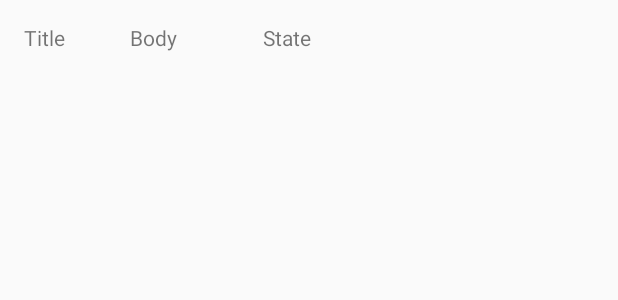
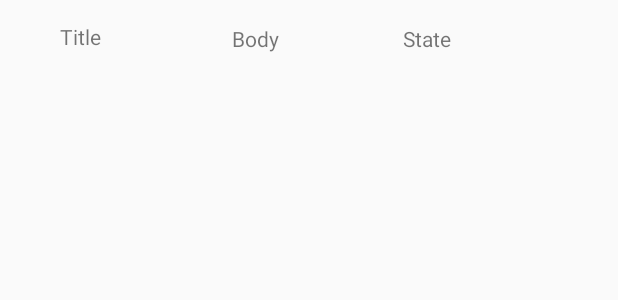
Before and after one commit to Heba1998/TaskMaster, an Android app: the layout fragment_part.xml on its own in the app's theme, with its tools: preview values and no code run, on a phone screen of 412 x 824 dp. Shown: the top 300 px of the screen. Run offline under Robolectric (Android 15) with nearby library versions, the phone set to English and light mode, and no system bars.

Commit message:
lab 37 doneee 💃

```diff
--- a/app/src/main/AndroidManifest.xml
+++ b/app/src/main/AndroidManifest.xml
@@ -1,9 +1,13 @@
 <?xml version="1.0" encoding="utf-8"?>
 <manifest xmlns:android="http://schemas.android.com/apk/res/android"
+    xmlns:tools="http://schemas.android.com/tools"
     package="com.example.taskmaster">
 
     <uses-permission android:name="android.permission.INTERNET" />
     <uses-permission android:name="android.permission.ACCESS_NETWORK_STATE" />
+    <uses-permission android:name="android.permission.WRITE_EXTERNAL_STORAGE"
+        tools:ignore="ScopedStorage" />
+    <uses-permission android:name="android.permission.READ_EXTERNAL_STORAGE"/>
 
     <application
         android:allowBackup="true"
--- a/app/src/main/java/com/example/taskmaster/SignUp.java
+++ b/app/src/main/java/com/example/taskmaster/SignUp.java
@@ -22,6 +22,7 @@ import com.amplifyframework.auth.AuthUserAttributeKey;
 import com.amplifyframework.auth.cognito.AWSCognitoAuthPlugin;
 import com.amplifyframework.auth.options.AuthSignUpOptions;
 import com.amplifyframework.core.Amplify;
+import com.amplifyframework.storage.s3.AWSS3StoragePlugin;
 
 public class SignUp extends AppCompatActivity {
     private static final String TAG = "Signup";
@@ -51,6 +52,7 @@ public class SignUp extends AppCompatActivity {
         try {
             Amplify.addPlugin(new AWSApiPlugin());
             Amplify.addPlugin(new AWSCognitoAuthPlugin());
+            Amplify.addPlugin(new AWSS3StoragePlugin());
             Amplify.configure(getApplicationContext());
 
             Log.i("MyAmplifyApp", "Initialized Amplify");
--- a/app/src/main/java/com/example/taskmaster/TaskViewAdapter.java
+++ b/app/src/main/java/com/example/taskmaster/TaskViewAdapter.java
@@ -70,7 +70,7 @@ public class TaskViewAdapter extends RecyclerView.Adapter<TaskViewAdapter.TaskVi
                 goToDetails.putExtra("body",AllTasks.get(position).getBody());
                 goToDetails.putExtra("state",AllTasks.get(position).getState());
                 goToDetails.putExtra("image",AllTasks.get(position).getImage());
-                Log.i("TAG", "onClick: this is the go to details " + goToDetails + "this is all tasks:     " + AllTasks);
+                Log.i("UNIQUE", AllTasks.get(position).getImage());
                 view.getContext().startActivity(goToDetails);
             }
         });
--- a/app/src/main/res/layout/fragment_part.xml
+++ b/app/src/main/res/layout/fragment_part.xml
@@ -19,9 +19,10 @@
             android:text="@string/title"
             app:layout_constraintBottom_toBottomOf="parent"
             app:layout_constraintEnd_toEndOf="parent"
-            app:layout_constraintHorizontal_bias="0.042"
+            app:layout_constraintHorizontal_bias="0.105"
             app:layout_constraintStart_toStartOf="parent"
-            app:layout_constraintTop_toTopOf="parent" />
+            app:layout_constraintTop_toTopOf="parent"
+            app:layout_constraintVertical_bias="0.483" />
 
         <TextView
             android:id="@+id/bodyFragment"
@@ -30,9 +31,10 @@
             android:text="@string/body"
             app:layout_constraintBottom_toBottomOf="parent"
             app:layout_constraintEnd_toEndOf="parent"
-            app:layout_constraintHorizontal_bias="0.132"
+            app:layout_constraintHorizontal_bias="0.284"
             app:layout_constraintStart_toEndOf="@+id/titleFragment"
-            app:layout_constraintTop_toTopOf="parent" />
+            app:layout_constraintTop_toTopOf="parent"
+            app:layout_constraintVertical_bias="0.516" />
 
         <TextView
             android:id="@+id/stateFragment"
@@ -41,8 +43,9 @@
             android:text="@string/state"
             app:layout_constraintBottom_toBottomOf="parent"
             app:layout_constraintEnd_toEndOf="parent"
-            app:layout_constraintHorizontal_bias="0.224"
+            app:layout_constraintHorizontal_bias="0.44"
             app:layout_constraintStart_toEndOf="@+id/bodyFragment"
-            app:layout_constraintTop_toTopOf="parent" />
+            app:layout_constraintTop_toTopOf="parent"
+            app:layout_constraintVertical_bias="0.516" />
     </androidx.constraintlayout.widget.ConstraintLayout>
 </FrameLayout>
```
Also changed, not shown: app/build.gradle (+7 -0 lines), app/src/main/java/com/example/taskmaster/AddTask.java (+38 -19 lines), app/src/main/java/com/example/taskmaster/TaskDetail.java (+6 -16 lines), app/src/main/res/layout/activity_main.xml (+3 -4 lines), app/src/main/res/layout/activity_task_detail.xml (+27 -11 lines), 2 other files.
